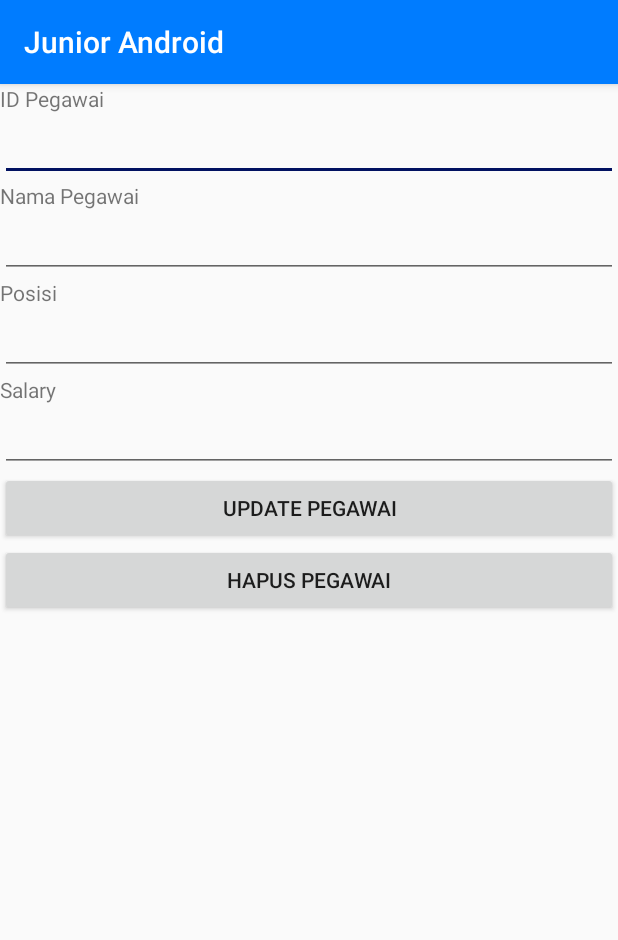
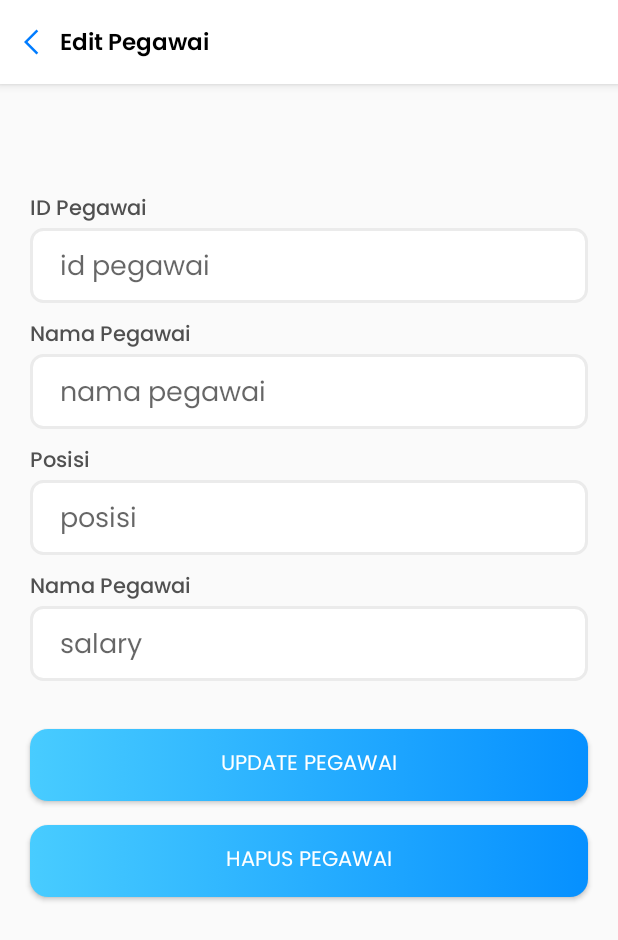
Before and after one commit to Rafli-Dewanto/project-android-pbo, an Android app: the PegawaiTampilActivity screen opened directly, with no data from a screen before it, on a phone screen of 412 x 824 dp. Shown: the top 940 px of the screen. Run offline under Robolectric (Android 15) with nearby library versions, the phone set to English and light mode, and no system bars; libraries missing offline, so code that uses them is left out: io.jsonwebtoken.

Commit message:
Internal external (#159)
* redesign pegawai_tampil

* redesign internal external

* change text color to white and remove default appbar

---------

Co-authored-by: Rafli Dewanto <raflidewanto97@gmail.com>

```diff
--- a/app/src/main/AndroidManifest.xml
+++ b/app/src/main/AndroidManifest.xml
@@ -32,6 +32,7 @@
             android:name=".StorageActivity"
             android:exported="false" />
         <activity
+            android:theme="@style/AppTheme.NoActionBar"
             android:name=".InternalExternalActivity"
             android:exported="false" />
         <activity
@@ -58,7 +59,9 @@
             android:label="@string/title_activity_sqlite"
             android:theme="@style/AppTheme.NoActionBar" />
         <activity android:name=".PegawaiTampilSemuaActivity" />
-        <activity android:name=".PegawaiTampilActivity" />
+        <activity
+            android:theme="@style/AppTheme.NoActionBar"
+            android:name=".PegawaiTampilActivity" />
         <activity
             android:theme="@style/AppTheme.NoActionBar"
             android:name=".PegawaiMainActivity" />
--- a/app/src/main/java/com/sugiartha/juniorandroid/InternalExternalActivity.java
+++ b/app/src/main/java/com/sugiartha/juniorandroid/InternalExternalActivity.java
@@ -7,6 +7,8 @@ import android.view.View;
 import android.widget.Button;
 import android.widget.TextView;
 import android.widget.Toast;
+
+import com.sugiartha.juniorandroid.utils.ActivityUtils;
 
 import java.io.BufferedReader;
 import java.io.File;
@@ -23,6 +25,7 @@ public class InternalExternalActivity extends AppCompatActivity implements View.
     protected void onCreate(Bundle savedInstanceState) {
         super.onCreate(savedInstanceState);
         setContentView(R.layout.activity_internal_external);
+        ActivityUtils.setAppBar(InternalExternalActivity.this, MainActivity.class, "File");
 
         Button buatFile = findViewById(R.id.btnBuatFile);
         Button ubahFile = findViewById(R.id.btnUbahFile);
--- a/app/src/main/java/com/sugiartha/juniorandroid/PegawaiTampilActivity.java
+++ b/app/src/main/java/com/sugiartha/juniorandroid/PegawaiTampilActivity.java
@@ -12,6 +12,8 @@ import android.view.View;
 import android.widget.Button;
 import android.widget.EditText;
 import android.widget.Toast;
+
+import com.sugiartha.juniorandroid.utils.ActivityUtils;
 
 import org.json.JSONArray;
 import org.json.JSONException;
@@ -34,6 +36,7 @@ public class PegawaiTampilActivity extends AppCompatActivity implements View.OnC
     protected void onCreate(Bundle savedInstanceState) {
         super.onCreate(savedInstanceState);
         setContentView(R.layout.activity_pegawai_tampil);
+        ActivityUtils.setAppBar(PegawaiTampilActivity.this, PegawaiTampilSemuaActivity.class, "Edit Pegawai");
 
         Intent intent = getIntent();
 
@@ -192,6 +195,8 @@ public class PegawaiTampilActivity extends AppCompatActivity implements View.OnC
     public void onClick(View v) {
         if(v == buttonUpdate){
             updateEmployee();
+            startActivity(new Intent(PegawaiTampilActivity.this, PegawaiTampilSemuaActivity.class));
+            finish();
         }
 
         if(v == buttonDelete){
--- a/app/src/main/res/layout/activity_pegawai_tampil.xml
+++ b/app/src/main/res/layout/activity_pegawai_tampil.xml
@@ -8,55 +8,127 @@
     android:orientation="vertical"
     tools:context=".PegawaiTampilActivity">
 
+    <com.sugiartha.juniorandroid.components.DynamicAppBar
+        android:id="@+id/appbar"
+        android:layout_width="match_parent"
+        android:layout_height="wrap_content" />
+
     <TextView
+        android:text="ID Pegawai"
         android:layout_width="wrap_content"
         android:layout_height="wrap_content"
-        android:text="ID Pegawai"/>
+        android:layout_marginStart="20dp"
+        android:layout_marginLeft="40dp"
+        android:layout_marginTop="72dp"
+        android:fontFamily="@font/poppins_family"
+        android:textColor="@color/gray"
+        android:textFontWeight="500"/>
 
     <EditText
+        android:fontFamily="@font/poppins_family"
         android:layout_width="match_parent"
-        android:layout_height="wrap_content"
+        android:layout_height="50dp"
+        android:layout_marginHorizontal="20dp"
+        android:background="@drawable/form_edit"
+        android:hint="id pegawai"
+        android:paddingStart="20dp"
+        android:paddingTop="4dp"
+        android:textColor="@color/black"
+        tools:ignore="RtlCompat,RtlSymmetry"
         android:id="@+id/editTextId" />
 
     <TextView
+        android:text="Nama Pegawai"
         android:layout_width="wrap_content"
         android:layout_height="wrap_content"
-        android:text="Nama Pegawai" />
+        android:layout_marginStart="20dp"
+        android:layout_marginLeft="40dp"
+        android:layout_marginTop="10dp"
+        android:fontFamily="@font/poppins_family"
+        android:textColor="@color/gray"
+        android:textFontWeight="500" />
 
     <EditText
+        android:fontFamily="@font/poppins_family"
         android:layout_width="match_parent"
-        android:layout_height="wrap_content"
+        android:layout_height="50dp"
+        android:layout_marginHorizontal="20dp"
+        android:background="@drawable/form_edit"
+        android:hint="nama pegawai"
+        android:paddingStart="20dp"
+        android:paddingTop="4dp"
+        android:textColor="@color/black"
+        tools:ignore="RtlCompat,RtlSymmetry"
         android:id="@+id/editTextName" />
 
     <TextView
+        android:text="Posisi"
         android:layout_width="wrap_content"
         android:layout_height="wrap_content"
-        android:text="Posisi" />
+        android:layout_marginStart="20dp"
+        android:layout_marginLeft="40dp"
+        android:layout_marginTop="10dp"
+        android:fontFamily="@font/poppins_family"
+        android:textColor="@color/gray"
+        android:textFontWeight="500" />
 
     <EditText
+        android:fontFamily="@font/poppins_family"
         android:layout_width="match_parent"
-        android:layout_height="wrap_content"
+        android:layout_height="50dp"
+        android:layout_marginHorizontal="20dp"
+        android:background="@drawable/form_edit"
+        android:hint="posisi"
+        android:paddingStart="20dp"
+        android:paddingTop="4dp"
+        android:textColor="@color/black"
+        tools:ignore="RtlCompat,RtlSymmetry"
         android:id="@+id/editTextDesg" />
 
     <TextView
+        android:text="Nama Pegawai"
         android:layout_width="wrap_content"
         android:layout_height="wrap_content"
-        android:text="Salary" />
+        android:layout_marginStart="20dp"
+        android:layout_marginLeft="40dp"
+        android:layout_marginTop="10dp"
+        android:fontFamily="@font/poppins_family"
+        android:textColor="@color/gray"
+        android:textFontWeight="500" />
 
     <EditText
+        android:fontFamily="@font/poppins_family"
         android:layout_width="match_parent"
-        android:layout_height="wrap_content"
+        android:layout_height="50dp"
+        android:layout_marginHorizontal="20dp"
+        android:background="@drawable/form_edit"
+        android:hint="salary"
+        android:paddingStart="20dp"
+        android:paddingTop="4dp"
+        android:textColor="@color/black"
+        tools:ignore="RtlCompat,RtlSymmetry"
         android:id="@+id/editTextSalary" />
 
     <Button
         android:layout_width="match_parent"
         android:layout_height="wrap_content"
-        android:text="Update Pegawai"
-        android:id="@+id/buttonUpdate" />
+        android:fontFamily="@font/poppins_family"
+        android:textColor="@color/white"
+        android:background="@drawable/btn_gradient"
+        android:layout_marginHorizontal="20dp"
+        android:layout_marginTop="32dp"
+        android:id="@+id/buttonUpdate"
+        android:text="Update Pegawai"/>
 
     <Button
         android:layout_width="match_parent"
+        android:textColor="@color/white"
+
         android:layout_height="wrap_content"
+        android:fontFamily="@font/poppins_family"
+        android:background="@drawable/btn_gradient"
+        android:layout_marginHorizontal="20dp"
+        android:layout_marginTop="16dp"
         android:text="Hapus Pegawai"
         android:id="@+id/buttonDelete" />
 
--- a/app/src/main/res/values/colors.xml
+++ b/app/src/main/res/values/colors.xml
@@ -9,7 +9,7 @@
     <color name="colorAccent4">#155EAE</color>
     <color name="colorDisabled">#72A0DF</color>
     <color name="colorBackground">#ffffff</color>
-
+    <color name="colorEditText">#EEEEEE</color>
     <!-- Tailwind Colors   -->
     <color name="azure_50">#edfaff</color>
     <color name="azure_100">#d6f2ff</color>
```
Also changed, not shown: app/src/main/res/layout/activity_internal_external.xml (+30 -4 lines).
